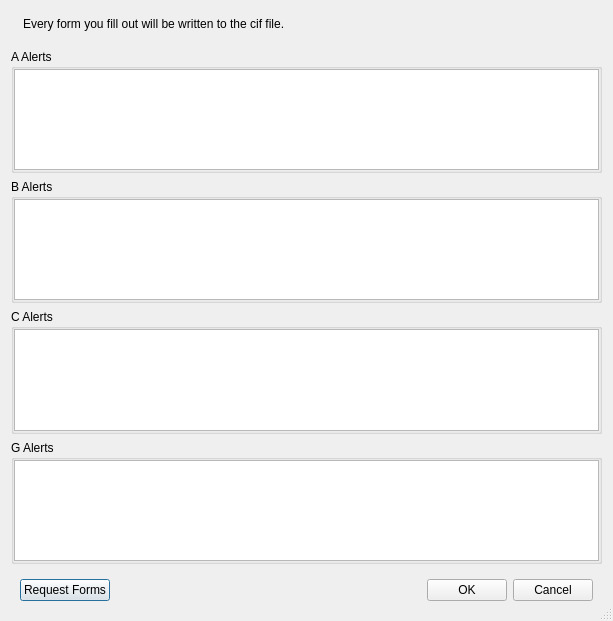
Old version of the form gui/response_forms.ui in the repository dkratzert/FinalCif.
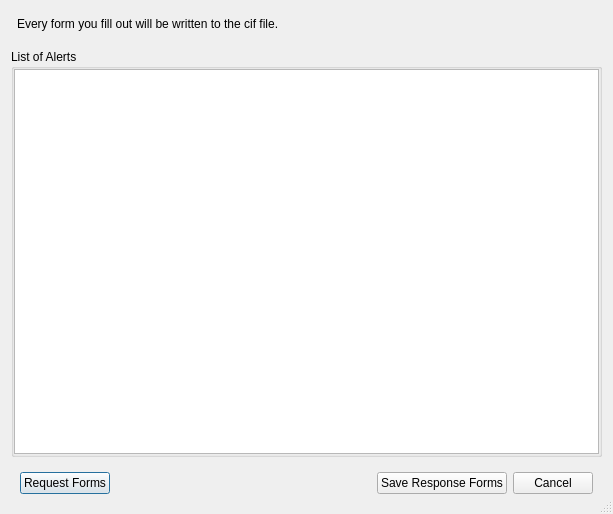
New version of the form.

Commit message: response forms

```diff
--- a/gui/response_forms.ui
+++ b/gui/response_forms.ui
@@ -7,7 +7,7 @@
     <x>0</x>
     <y>0</y>
     <width>613</width>
-    <height>621</height>
+    <height>514</height>
    </rect>
   </property>
   <property name="windowTitle">
@@ -17,58 +17,35 @@
    <bool>true</bool>
   </property>
   <layout class="QGridLayout" name="gridLayout">
-   <item row="1" column="0">
-    <widget class="QGroupBox" name="groupBox">
-     <property name="title">
-      <string>A Alerts</string>
+   <item row="0" column="0">
+    <widget class="QFrame" name="helpFrame">
+     <property name="frameShape">
+      <enum>QFrame::NoFrame</enum>
      </property>
-     <property name="checkable">
-      <bool>false</bool>
+     <property name="frameShadow">
+      <enum>QFrame::Raised</enum>
      </property>
-     <layout class="QVBoxLayout" name="verticalLayout">
+     <layout class="QHBoxLayout" name="horizontalLayout_2">
       <property name="leftMargin">
-       <number>0</number>
+       <number>6</number>
       </property>
       <property name="topMargin">
-       <number>0</number>
+       <number>6</number>
       </property>
-      <property name="rightMargin">
-       <number>0</number>
-      </property>
       <property name="bottomMargin">
-       <number>0</number>
+       <number>12</number>
       </property>
-      <item>
-       <widget class="QTableWidget" name="responseAFormsTable"/>
+      <item alignment="Qt::AlignTop">
+       <widget class="QLabel" name="label">
+        <property name="text">
+         <string>Every form you fill out will be written to the cif file.</string>
+        </property>
+       </widget>
       </item>
      </layout>
     </widget>
    </item>
-   <item row="3" column="0">
-    <widget class="QGroupBox" name="groupBox_3">
-     <property name="title">
-      <string>C Alerts</string>
-     </property>
-     <layout class="QVBoxLayout" name="verticalLayout_4">
-      <property name="leftMargin">
-       <number>0</number>
-      </property>
-      <property name="topMargin">
-       <number>0</number>
-      </property>
-      <property name="rightMargin">
-       <number>0</number>
-      </property>
-      <property name="bottomMargin">
-       <number>0</number>
-      </property>
-      <item>
-       <widget class="QTableWidget" name="responseAFormsTable_4"/>
-      </item>
-     </layout>
-    </widget>
-   </item>
-   <item row="5" column="0">
+   <item row="2" column="0">
     <widget class="QFrame" name="frame">
      <property name="frameShape">
       <enum>QFrame::NoFrame</enum>
@@ -103,7 +80,7 @@
       <item>
        <widget class="QPushButton" name="pushButton">
         <property name="text">
-         <string>OK</string>
+         <string>Save Response Forms</string>
         </property>
        </widget>
       </item>
@@ -117,36 +94,15 @@
      </layout>
     </widget>
    </item>
-   <item row="2" column="0">
-    <widget class="QGroupBox" name="groupBox_2">
+   <item row="1" column="0">
+    <widget class="QGroupBox" name="groupBox">
      <property name="title">
-      <string>B Alerts</string>
+      <string>List of Alerts</string>
      </property>
-     <layout class="QVBoxLayout" name="verticalLayout_3">
-      <property name="leftMargin">
-       <number>0</number>
-      </property>
-      <property name="topMargin">
-       <number>0</number>
-      </property>
-      <property name="rightMargin">
-       <number>0</number>
-      </property>
-      <property name="bottomMargin">
-       <number>0</number>
-      </property>
-      <item>
-       <widget class="QTableWidget" name="responseAFormsTable_3"/>
-      </item>
-     </layout>
-    </widget>
-   </item>
-   <item row="4" column="0">
-    <widget class="QGroupBox" name="groupBox_4">
-     <property name="title">
-      <string>G Alerts</string>
+     <property name="checkable">
+      <bool>false</bool>
      </property>
-     <layout class="QVBoxLayout" name="verticalLayout_5">
+     <layout class="QVBoxLayout" name="verticalLayout">
       <property name="leftMargin">
        <number>0</number>
       </property>
@@ -160,35 +116,7 @@
        <number>0</number>
       </property>
       <item>
-       <widget class="QTableWidget" name="responseAFormsTable_5"/>
-      </item>
-     </layout>
-    </widget>
-   </item>
-   <item row="0" column="0">
-    <widget class="QFrame" name="helpFrame">
-     <property name="frameShape">
-      <enum>QFrame::NoFrame</enum>
-     </property>
-     <property name="frameShadow">
-      <enum>QFrame::Raised</enum>
-     </property>
-     <layout class="QHBoxLayout" name="horizontalLayout_2">
-      <property name="leftMargin">
-       <number>12</number>
-      </property>
-      <property name="topMargin">
-       <number>6</number>
-      </property>
-      <property name="bottomMargin">
-       <number>12</number>
-      </property>
-      <item>
-       <widget class="QLabel" name="label">
-        <property name="text">
-         <string>Every form you fill out will be written to the cif file.</string>
-        </property>
-       </widget>
+       <widget class="QListWidget" name="responseFormsListWidget"/>
       </item>
      </layout>
     </widget>
```
The commit also changes 5 other files.
